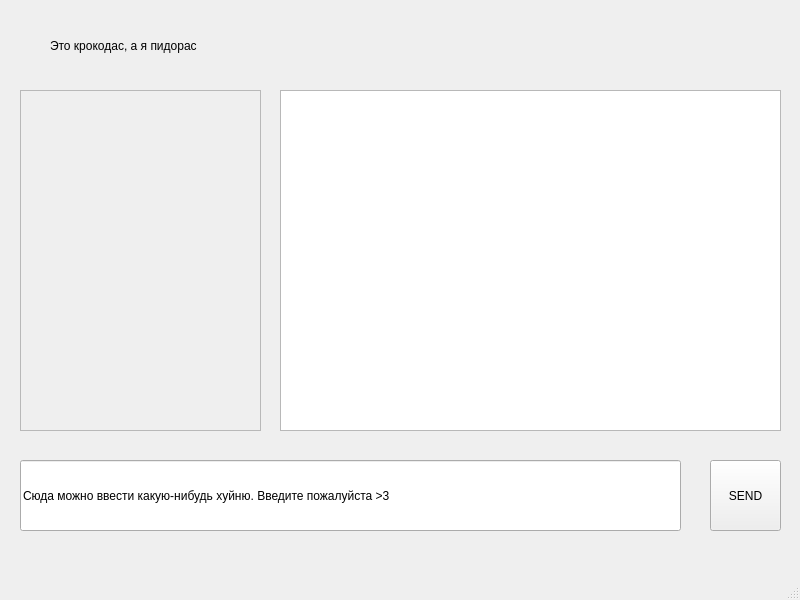
Above: gameplayDesign.ui from Cr0wley69/Crock before the change. Below: the same form after it.
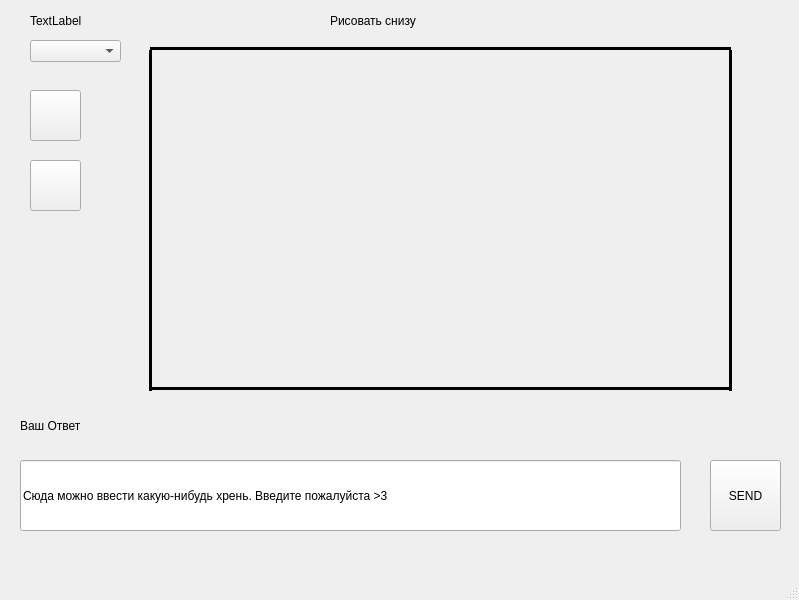
That is the form after the change.

The edit to the form file:
```diff
--- a/gameplayDesign.ui
+++ b/gameplayDesign.ui
@@ -6,7 +6,7 @@
    <rect>
     <x>0</x>
     <y>0</y>
-    <width>800</width>
+    <width>799</width>
     <height>600</height>
    </rect>
   </property>
@@ -14,39 +14,6 @@
    <string>MainWindow</string>
   </property>
   <widget class="QWidget" name="centralwidget">
-   <widget class="QGraphicsView" name="drawingPlace">
-    <property name="geometry">
-     <rect>
-      <x>280</x>
-      <y>90</y>
-      <width>501</width>
-      <height>341</height>
-     </rect>
-    </property>
-   </widget>
-   <widget class="QScrollArea" name="answersPlace">
-    <property name="geometry">
-     <rect>
-      <x>20</x>
-      <y>90</y>
-      <width>241</width>
-      <height>341</height>
-     </rect>
-    </property>
-    <property name="widgetResizable">
-     <bool>true</bool>
-    </property>
-    <widget class="QWidget" name="scrollAreaWidgetContents">
-     <property name="geometry">
-      <rect>
-       <x>0</x>
-       <y>0</y>
-       <width>239</width>
-       <height>339</height>
-      </rect>
-     </property>
-    </widget>
-   </widget>
    <widget class="QLineEdit" name="TextToSend">
     <property name="geometry">
      <rect>
@@ -57,20 +24,7 @@
      </rect>
     </property>
     <property name="text">
-     <string>Сюда можно ввести какую-нибудь хуйню. Введите пожалуйста &gt;3</string>
-    </property>
-   </widget>
-   <widget class="QLabel" name="justLabel">
-    <property name="geometry">
-     <rect>
-      <x>50</x>
-      <y>20</y>
-      <width>691</width>
-      <height>51</height>
-     </rect>
-    </property>
-    <property name="text">
-     <string>Это крокодас, а я пидорас</string>
+     <string>Сюда можно ввести какую-нибудь хрень. Введите пожалуйста &gt;3</string>
     </property>
    </widget>
    <widget class="QPushButton" name="sendButton">
@@ -86,6 +40,169 @@
      <string>SEND</string>
     </property>
    </widget>
+   <widget class="QLabel" name="uselessLabel">
+    <property name="geometry">
+     <rect>
+      <x>330</x>
+      <y>0</y>
+      <width>91</width>
+      <height>41</height>
+     </rect>
+    </property>
+    <property name="text">
+     <string>Рисовать снизу</string>
+    </property>
+   </widget>
+   <widget class="QComboBox" name="combo">
+    <property name="geometry">
+     <rect>
+      <x>30</x>
+      <y>40</y>
+      <width>91</width>
+      <height>22</height>
+     </rect>
+    </property>
+   </widget>
+   <widget class="QLabel" name="size_text">
+    <property name="geometry">
+     <rect>
+      <x>30</x>
+      <y>10</y>
+      <width>81</width>
+      <height>21</height>
+     </rect>
+    </property>
+    <property name="text">
+     <string>TextLabel</string>
+    </property>
+   </widget>
+   <widget class="QPushButton" name="blc">
+    <property name="geometry">
+     <rect>
+      <x>30</x>
+      <y>90</y>
+      <width>51</width>
+      <height>51</height>
+     </rect>
+    </property>
+    <property name="text">
+     <string/>
+    </property>
+   </widget>
+   <widget class="QPushButton" name="wht">
+    <property name="geometry">
+     <rect>
+      <x>30</x>
+      <y>160</y>
+      <width>51</width>
+      <height>51</height>
+     </rect>
+    </property>
+    <property name="text">
+     <string/>
+    </property>
+   </widget>
+   <widget class="Line" name="line">
+    <property name="geometry">
+     <rect>
+      <x>150</x>
+      <y>40</y>
+      <width>581</width>
+      <height>16</height>
+     </rect>
+    </property>
+    <property name="frameShadow">
+     <enum>QFrame::Plain</enum>
+    </property>
+    <property name="lineWidth">
+     <number>3</number>
+    </property>
+    <property name="orientation">
+     <enum>Qt::Horizontal</enum>
+    </property>
+   </widget>
+   <widget class="Line" name="line_2">
+    <property name="windowModality">
+     <enum>Qt::ApplicationModal</enum>
+    </property>
+    <property name="geometry">
+     <rect>
+      <x>140</x>
+      <y>50</y>
+      <width>20</width>
+      <height>341</height>
+     </rect>
+    </property>
+    <property name="frameShadow">
+     <enum>QFrame::Plain</enum>
+    </property>
+    <property name="lineWidth">
+     <number>3</number>
+    </property>
+    <property name="orientation">
+     <enum>Qt::Vertical</enum>
+    </property>
+   </widget>
+   <widget class="Line" name="line_3">
+    <property name="geometry">
+     <rect>
+      <x>720</x>
+      <y>50</y>
+      <width>20</width>
+      <height>341</height>
+     </rect>
+    </property>
+    <property name="frameShadow">
+     <enum>QFrame::Plain</enum>
+    </property>
+    <property name="lineWidth">
+     <number>3</number>
+    </property>
+    <property name="orientation">
+     <enum>Qt::Vertical</enum>
+    </property>
+   </widget>
+   <widget class="Line" name="line_4">
+    <property name="geometry">
+     <rect>
+      <x>150</x>
+      <y>380</y>
+      <width>581</width>
+      <height>16</height>
+     </rect>
+    </property>
+    <property name="frameShadow">
+     <enum>QFrame::Plain</enum>
+    </property>
+    <property name="lineWidth">
+     <number>3</number>
+    </property>
+    <property name="orientation">
+     <enum>Qt::Horizontal</enum>
+    </property>
+   </widget>
+   <widget class="QLabel" name="Answer">
+    <property name="geometry">
+     <rect>
+      <x>20</x>
+      <y>400</y>
+      <width>271</width>
+      <height>51</height>
+     </rect>
+    </property>
+    <property name="frameShape">
+     <enum>QFrame::NoFrame</enum>
+    </property>
+    <property name="lineWidth">
+     <number>1</number>
+    </property>
+    <property name="text">
+     <string>Ваш Ответ</string>
+    </property>
+    <property name="scaledContents">
+     <bool>false</bool>
+    </property>
+   </widget>
   </widget>
   <widget class="QMenuBar" name="menubar">
    <property name="geometry">
```
Left out of the diff: 2 changed lines with no effect on the pictures.
